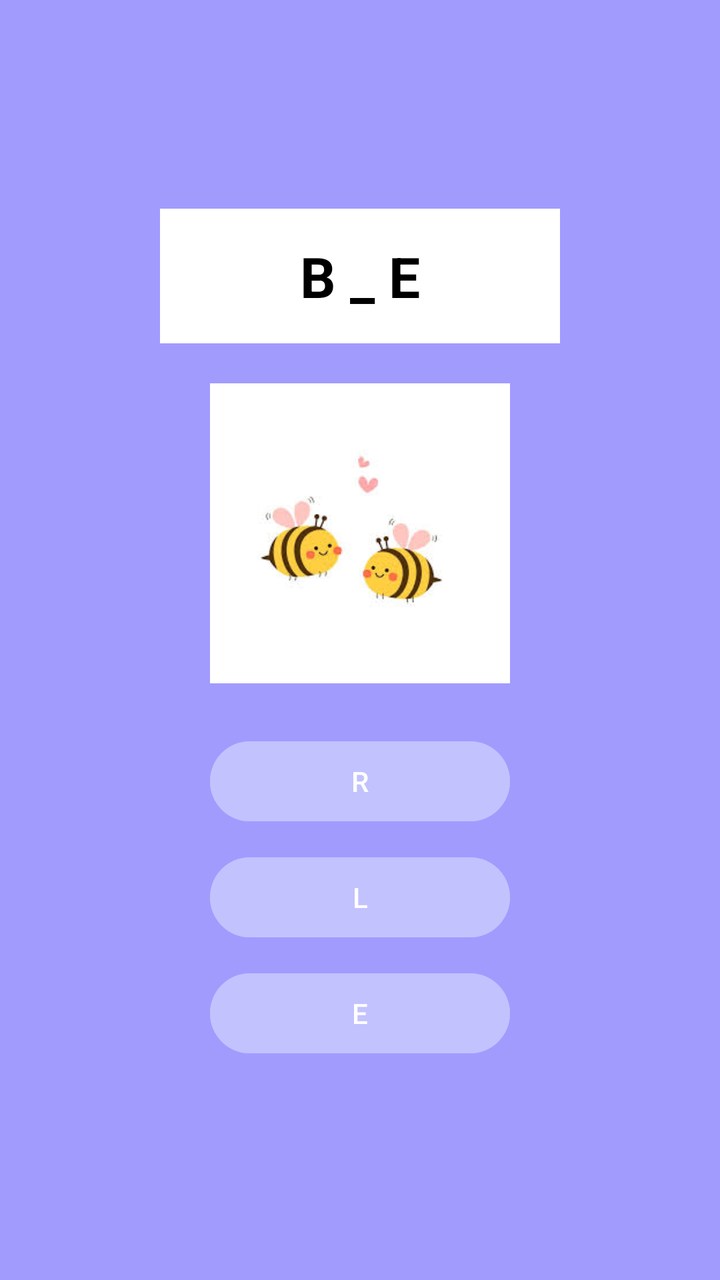
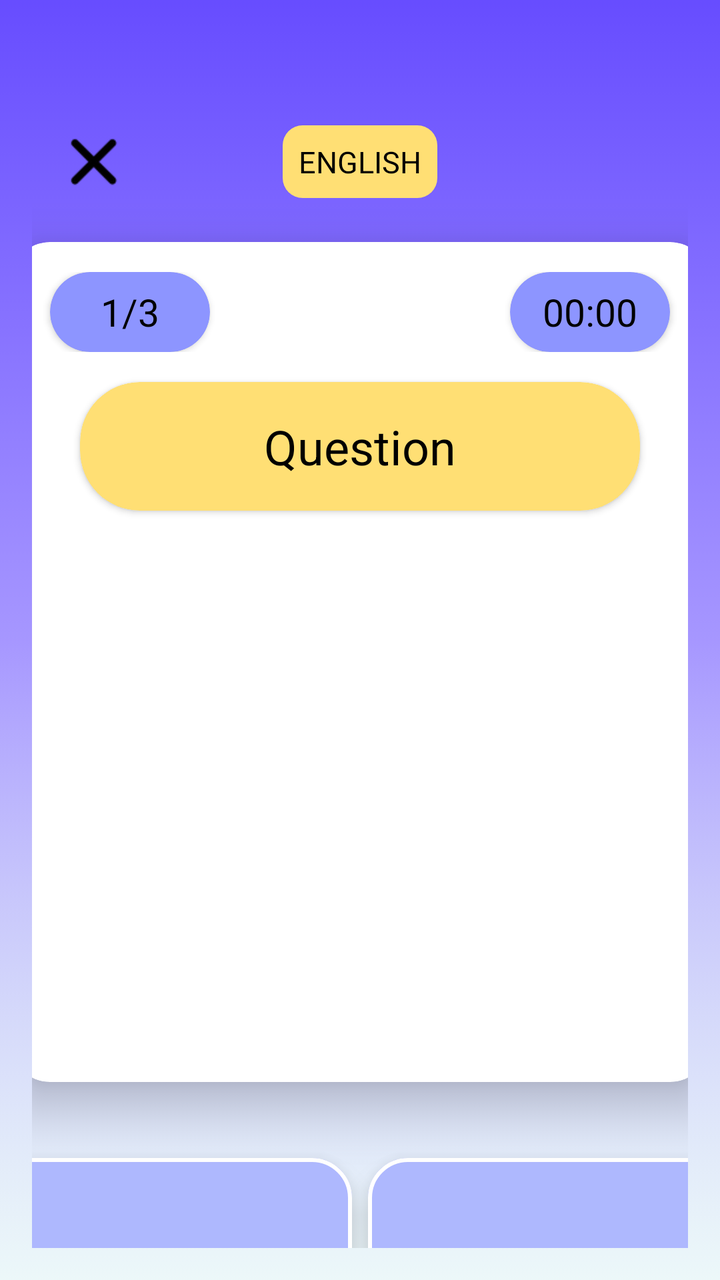

Compare the two renders of this Android layout. The source of the first and the diff that turns it into the second are given below.
<!-- AndroidManifest.xml: application theme Theme.QuizApp -->
<!-- res/layout/quiz_science_1.xml -->
<?xml version="1.0" encoding="utf-8"?>
<LinearLayout xmlns:android="http://schemas.android.com/apk/res/android"
    android:layout_width="match_parent"
    android:layout_height="match_parent"
    android:background="#A29BFE"
    android:gravity="center"
    android:orientation="vertical"
    android:padding="20dp">

    <TextView
        android:id="@+id/tvWordDisplay"
        android:layout_width="200dp"
        android:layout_height="wrap_content"
        android:background="@android:color/white"
        android:gravity="center"
        android:padding="15dp"
        android:text="B _ E"
        android:textColor="#000000"
        android:textSize="28sp"
        android:textStyle="bold" />

    <ImageView
        android:id="@+id/ivHintImage"
        android:layout_width="150dp"
        android:layout_height="150dp"
        android:layout_margin="20dp"
        android:background="@android:color/white"
        android:padding="10dp"
        android:src="@drawable/bee" />

    <Button
        android:id="@+id/btnOption1"
        android:layout_width="150dp"
        android:layout_height="wrap_content"
        android:layout_margin="5dp"
        android:backgroundTint="#C2C2FF"
        android:text="R" />

    <Button
        android:id="@+id/btnOption2"
        android:layout_width="150dp"
        android:layout_height="wrap_content"
        android:layout_margin="5dp"
        android:backgroundTint="#C2C2FF"
        android:text="L" />

    <Button
        android:id="@+id/btnOption3"
        android:layout_width="150dp"
        android:layout_height="wrap_content"
        android:layout_margin="5dp"
        android:backgroundTint="#C2C2FF"
        android:text="E" />

</LinearLayout>
<!-- resources referenced by this layout -->
<resources>
  <!-- drawable bee: jpeg bitmap (drawable, 5031 bytes) -->
  <style name="Theme.QuizApp" parent="Base.Theme.QuizApp" />
  <style name="Base.Theme.QuizApp" parent="Theme.Material3.DayNight.NoActionBar">
          
          <item name="colorPrimary">@color/purple</item>
          <item name="colorPrimaryVariant">@color/blue</item>
          <item name="android:statusBarColor">@color/blue</item>
      </style>
  <color name="purple">#2600FF</color>
  <color name="blue">#B0E0E6</color>
</resources>

<!-- the commit's change to res/layout/quiz_science_1.xml (unified diff, before → after) -->
@@ -1,55 +1,227 @@
 <?xml version="1.0" encoding="utf-8"?>
 <LinearLayout xmlns:android="http://schemas.android.com/apk/res/android"
+    xmlns:tools="http://schemas.android.com/tools"
+    xmlns:app="http://schemas.android.com/apk/res-auto"
+    android:id="@+id/main"
     android:layout_width="match_parent"
     android:layout_height="match_parent"
-    android:background="#A29BFE"
-    android:gravity="center"
     android:orientation="vertical"
-    android:padding="20dp">
-
-    <TextView
-        android:id="@+id/tvWordDisplay"
-        android:layout_width="200dp"
-        android:layout_height="wrap_content"
-        android:background="@android:color/white"
-        android:gravity="center"
-        android:padding="15dp"
-        android:text="B _ E"
-        android:textColor="#000000"
-        android:textSize="28sp"
-        android:textStyle="bold" />
-
-    <ImageView
-        android:id="@+id/ivHintImage"
-        android:layout_width="150dp"
-        android:layout_height="150dp"
-        android:layout_margin="20dp"
-        android:background="@android:color/white"
-        android:padding="10dp"
-        android:src="@drawable/bee" />
-
-    <Button
-        android:id="@+id/btnOption1"
-        android:layout_width="150dp"
-        android:layout_height="wrap_content"
-        android:layout_margin="5dp"
-        android:backgroundTint="#C2C2FF"
-        android:text="R" />
-
-    <Button
-        android:id="@+id/btnOption2"
-        android:layout_width="150dp"
-        android:layout_height="wrap_content"
-        android:layout_margin="5dp"
-        android:backgroundTint="#C2C2FF"
-        android:text="L" />
-
-    <Button
-        android:id="@+id/btnOption3"
-        android:layout_width="150dp"
-        android:layout_height="wrap_content"
-        android:layout_margin="5dp"
-        android:backgroundTint="#C2C2FF"
-        android:text="E" />
+    android:padding="16dp"
+    android:background="@drawable/background"
+    tools:context=".QuizScience">
+
+    <RelativeLayout
+        android:layout_width="match_parent"
+        android:layout_height="50dp"
+        android:layout_marginTop="40dp">
+
+        <ImageView
+            android:id="@+id/close_button"
+            android:layout_width="30dp"
+            android:layout_height="30dp"
+            android:layout_alignParentStart="true"
+            android:layout_centerVertical="true"
+            android:layout_marginStart="16dp"
+            android:src="@drawable/close_button"/>
+
+        <TextView
+            android:id="@+id/editProfileLabel"
+            android:layout_width="wrap_content"
+            android:layout_height="wrap_content"
+            android:text="ENGLISH"
+            android:textSize="15sp"
+            android:textColor="#000000"
+            android:background="@drawable/edit_profile_label_bg"
+            android:padding="8dp"
+            android:gravity="center"
+            android:layout_centerInParent="true"/>
+
+        <androidx.cardview.widget.CardView
+            android:layout_width="wrap_content"
+            android:layout_height="match_parent"
+            android:layout_alignParentEnd="true"
+            android:layout_centerVertical="true"
+            android:layout_marginEnd="16dp">
+        </androidx.cardview.widget.CardView>
+
+    </RelativeLayout>
+
+    <androidx.cardview.widget.CardView
+        android:layout_width="350dp"
+        android:layout_height="420dp"
+        android:layout_marginTop="15dp"
+        android:layout_gravity="center_horizontal"
+        app:cardBackgroundColor="@android:color/white"
+        app:cardCornerRadius="20dp"
+        app:cardElevation="15dp">
+
+        <LinearLayout
+            android:layout_width="350dp"
+            android:layout_height="40dp"
+            android:layout_marginTop="15dp"
+            android:layout_marginBottom="15dp">
+
+            <androidx.cardview.widget.CardView
+                android:layout_width="80dp"
+                android:layout_height="40dp"
+                android:layout_gravity="center_horizontal"
+                android:layout_marginLeft="20dp"
+                android:layout_marginRight="20dp"
+                app:cardBackgroundColor="@color/buttonPurple"
+                app:cardCornerRadius="30dp">
+
+                <TextView
+                    android:id="@+id/totalQuestion"
+                    android:layout_width="80dp"
+                    android:layout_height="40dp"
+                    android:gravity="center"
+                    android:text="1/3"
+                    android:textColor="@color/black"
+                    android:textSize="19sp" />
+
+            </androidx.cardview.widget.CardView>
+
+            <androidx.cardview.widget.CardView
+                android:id="@+id/timer"
+                android:layout_width="80dp"
+                android:layout_height="40dp"
+                android:layout_gravity="center_horizontal"
+                android:layout_marginStart="130dp"
+                app:cardBackgroundColor="@color/buttonPurple"
+                app:cardCornerRadius="30dp">
+
+                <TextView
+                    android:id="@+id/timerText"
+                    android:layout_width="80dp"
+                    android:layout_height="40dp"
+                    android:gravity="center"
+                    android:text="00:00"
+                    android:textColor="@color/black"
+                    android:textSize="19sp" />
+
+            </androidx.cardview.widget.CardView>
+
+        </LinearLayout>
+
+        <androidx.cardview.widget.CardView
+            android:layout_width="280dp"
+            android:layout_height="wrap_content"
+            android:layout_gravity="center_horizontal"
+            android:layout_marginTop="70dp"
+            android:layout_marginBottom="20dp"
+            app:cardBackgroundColor="@color/yellow"
+            app:cardCornerRadius="30dp">
+
+            <TextView
+                android:id="@+id/question_text"
+                android:layout_width="280dp"
+                android:layout_height="wrap_content"
+                android:gravity="center"
+                android:padding="16dp"
+                android:text="Question"
+                android:textColor="@color/black"
+                android:textSize="24sp" />
+
+        </androidx.cardview.widget.CardView>
+
+        <ImageView
+            android:id="@+id/imageView"
+            android:layout_width="240dp"
+            android:layout_height="240dp"
+            android:layout_marginTop="160dp"
+            android:layout_gravity="center_horizontal">
+        </ImageView>
+
+    </androidx.cardview.widget.CardView>
+
+    <LinearLayout
+        style="?android:attr/buttonBarStyle"
+        android:layout_width="380dp"
+        android:layout_height="140dp"
+        android:layout_gravity="center_horizontal"
+        android:layout_marginTop="30dp"
+        android:orientation="horizontal">
+
+        <Button
+            android:id="@+id/option_1_button"
+            style="?android:attr/buttonBarButtonStyle"
+            android:layout_width="60dp"
+            android:layout_height="140dp"
+            android:layout_margin="4dp"
+            android:layout_weight="1"
+            android:backgroundTint="@color/lightPurple"
+            android:text="Option 1"
+            android:textColor="@color/black"
+            android:textSize="20sp"
+            android:elevation="10dp"
+            android:stateListAnimator="@null"
+            android:outlineProvider="background"
+            app:cornerRadius="20dp"
+            app:strokeColor="@color/white"
+            app:strokeWidth="2dp" />
+
+        <Button
+            android:id="@+id/option_2_button"
+            style="?android:attr/buttonBarButtonStyle"
+            android:layout_width="60dp"
+            android:layout_height="140dp"
+            android:layout_margin="4dp"
+            android:layout_weight="1"
+            android:backgroundTint="@color/lightPurple"
+            android:text="Option 2"
+            android:textColor="@color/black"
+            android:textSize="20sp"
+            android:elevation="10dp"
+            android:stateListAnimator="@null"
+            android:outlineProvider="background"
+            app:cornerRadius="20dp"
+            app:strokeColor="@color/white"
+            app:strokeWidth="2dp" />
+    </LinearLayout>
+
+    <LinearLayout
+        style="?android:attr/buttonBarStyle"
+        android:layout_width="380dp"
+        android:layout_height="140dp"
+        android:layout_gravity="center_horizontal"
+        android:layout_marginTop="10dp"
+        android:orientation="horizontal">
+
+        <Button
+            android:id="@+id/option_3_button"
+            style="?android:attr/buttonBarButtonStyle"
+            android:layout_width="60dp"
+            android:layout_height="140dp"
+            android:layout_margin="4dp"
+            android:layout_weight="1"
+            android:backgroundTint="@color/lightPurple"
+            android:text="Option 3"
+            android:textColor="@color/black"
+            android:textSize="20sp"
+            android:elevation="10dp"
+            android:stateListAnimator="@null"
+            android:outlineProvider="background"
+            app:cornerRadius="20dp"
+            app:strokeColor="@color/white"
+            app:strokeWidth="2dp" />
+
+        <Button
+            android:id="@+id/option_4_button"
+            style="?android:attr/buttonBarButtonStyle"
+            android:layout_width="60dp"
+            android:layout_height="140dp"
+            android:layout_margin="4dp"
+            android:layout_weight="1"
+            android:backgroundTint="@color/lightPurple"
+            android:text="Option 4"
+            android:textColor="@color/black"
+            android:textSize="20sp"
+            android:elevation="10dp"
+            android:stateListAnimator="@null"
+            android:outlineProvider="background"
+            app:cornerRadius="20dp"
+            app:strokeColor="@color/white"
+            app:strokeWidth="2dp" />
+    </LinearLayout>
 
 </LinearLayout>
<!-- resource entries referenced after the edit -->
@@ -1,6 +1,19 @@
 <!-- resources referenced by this layout -->
 <resources>
-  <!-- drawable bee: jpeg bitmap (drawable, 5031 bytes) -->
+  <color name="black">#FF000000</color>
+  <color name="buttonPurple">#8D95FF</color>
+  <color name="lightPurple">#AEB8FE</color>
+  <color name="white">#FFFFFFFF</color>
+  <color name="yellow">#FFDF74</color>
+  <!-- drawable background: png bitmap (drawable, 33364 bytes) -->
+  <!-- drawable close_button: png bitmap (drawable, 2223 bytes) -->
+  <!-- drawable edit_profile_label_bg (drawable) -->
+  <?xml version="1.0" encoding="utf-8"?>
+  <shape android:shape="rectangle" xmlns:android="http://schemas.android.com/apk/res/android">
+  
+      <corners android:radius="10dp"/>
+      <solid android:color="@color/yellow"/>
+  </shape>
   <style name="Theme.QuizApp" parent="Base.Theme.QuizApp" />
   <style name="Base.Theme.QuizApp" parent="Theme.Material3.DayNight.NoActionBar">
           
